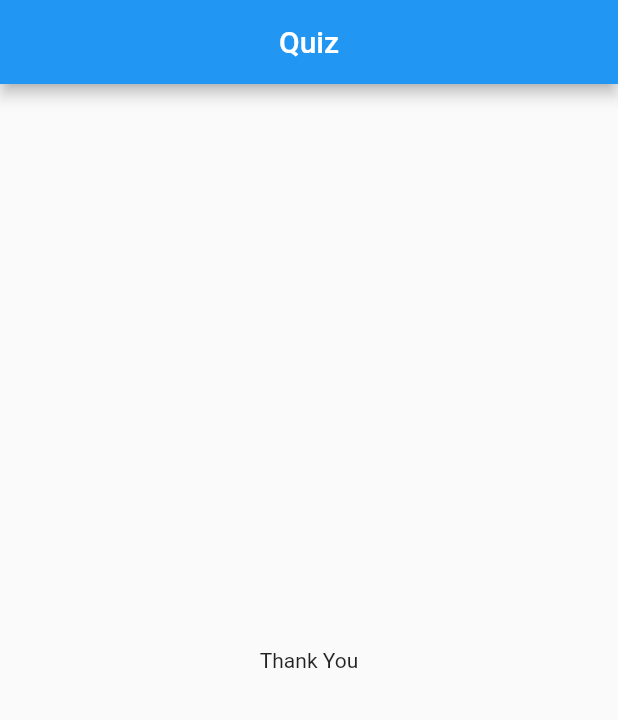
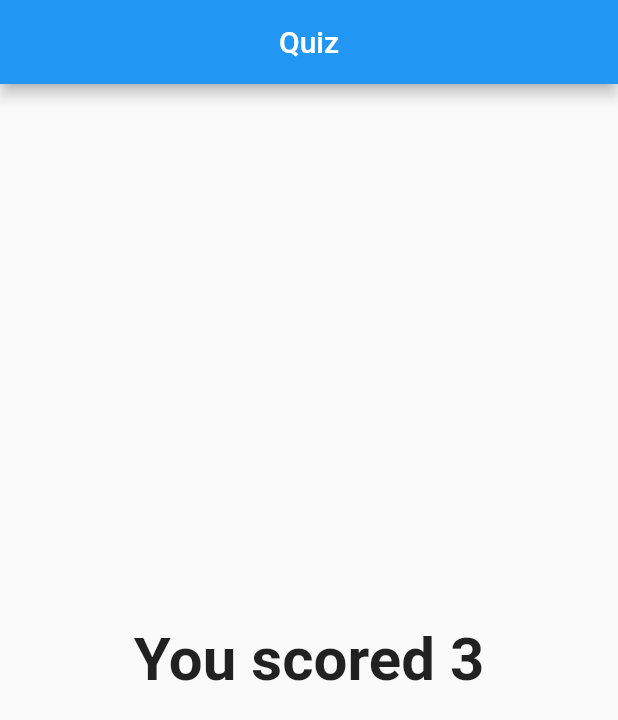
Before and after one commit to soumyadeepdutta/quiz_flutter, a Flutter app: the screen it shows after launch, after a tap on "Yellow", after a tap on "Rabbit", on a phone screen of 412 x 824 dp. Shown: the top 720 px of the screen. Run offline on Flutter 3.47's test engine with Material 2 defaults, Android fonts, the phone set to English and light mode, and no system bars.

Commit message:
Show final score

```diff
--- a/lib/main.dart
+++ b/lib/main.dart
@@ -20,16 +20,26 @@ class _HomeState extends State<Home> {
   final _questions = [
     {
       'questionText': 'What\'s your favourite color??',
-      'answer': ['Yellow', 'Blue', 'Black']
+      'answer': [
+        {'text': 'Yellow', 'score': 2},
+        {'text': 'Blue', 'score': 4},
+        {'text': 'Black', 'score': 8},
+      ]
     },
     {
       'questionText': 'What\'s your favourite animal??',
-      'answer': ['Elephant', 'Rabbit', 'Dog']
+      'answer': [
+        {'text': 'Elephant', 'score': 4},
+        {'text': 'Rabbit', 'score': 1},
+        {'text': 'Dog', 'score': 2}
+      ]
     },
   ];
   var _questionIndex = 0;
+  var _totalScore = 0;
 
-  void _nextIndex() {
+  void _nextIndex(int score) {
+    _totalScore += score;
     setState(() {
       _questionIndex += 1;
     });
@@ -48,7 +58,7 @@ class _HomeState extends State<Home> {
               questionIndex: _questionIndex,
               next: _nextIndex,
             )
-          : Result(),
+          : Result(_totalScore),
     );
   }
 }
--- a/lib/quiz.dart
+++ b/lib/quiz.dart
@@ -15,8 +15,9 @@ class Quiz extends StatelessWidget {
     return Column(
       children: [
         Question(questions[questionIndex]['questionText']),
-        ...(questions[questionIndex]['answer'] as List<String>)
-            .map((answer) => Answer(answer, next))
+        ...(questions[questionIndex]['answer'] as List<Map<String, Object>>)
+            .map(
+                (answer) => Answer(answer['text'], () => next(answer['score'])))
             .toList()
       ],
     );
--- a/lib/result.dart
+++ b/lib/result.dart
@@ -1,10 +1,23 @@
 import 'package:flutter/material.dart';
 
 class Result extends StatelessWidget {
+  final int result;
+  Result(this.result);
+
+  String get resultText {
+    return 'You scored ' + result.toString();
+  }
+
   @override
   Widget build(BuildContext context) {
     return Center(
-      child: Text('Thank You'),
+      child: Text(
+        resultText,
+        style: TextStyle(
+          fontSize: 40,
+          fontWeight: FontWeight.bold,
+        ),
+      ),
     );
   }
 }
```
